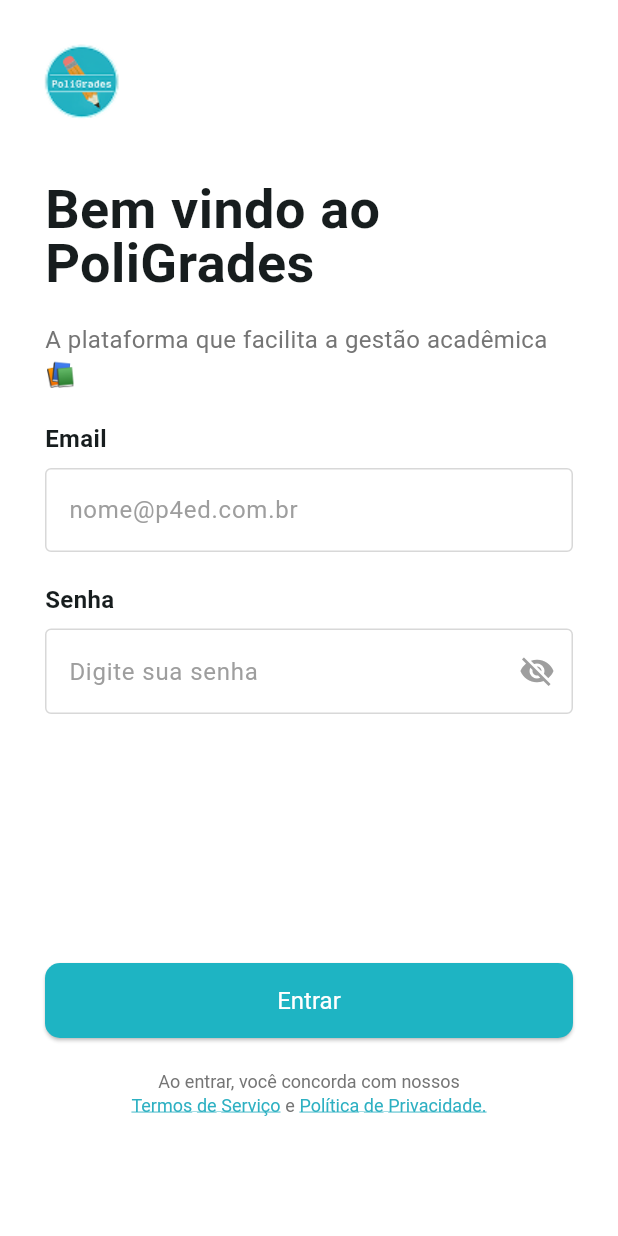
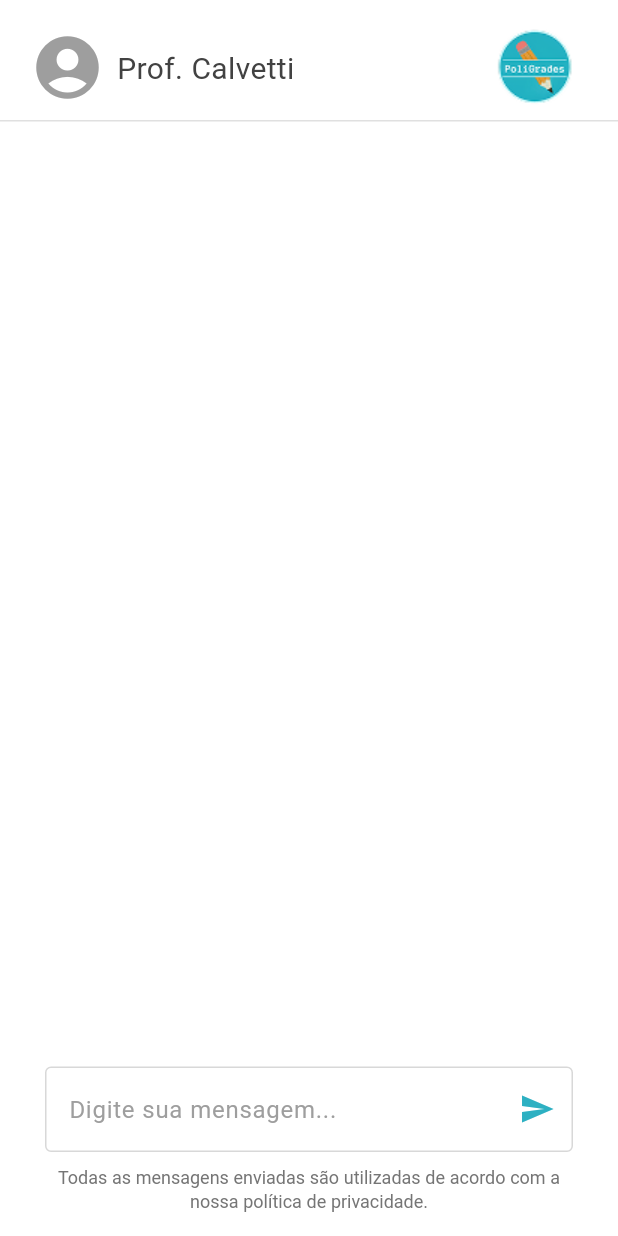
Before and after one commit to PoliGrades/Frontend, a Flutter app: the screen it shows after launch, on a phone screen of 412 x 824 dp. Run offline on Flutter 3.47's test engine with Material 3 defaults, Android fonts, the phone set to English and light mode, and no system bars; our stand-ins replace fl_chart, google_fonts, syncfusion_flutter_calendar; missing offline and left inert: syncfusion_localizations.

Commit message:
feat(chat_screen): create chat screen

```diff
--- a/lib/main.dart
+++ b/lib/main.dart
@@ -1,6 +1,7 @@
 import 'package:flutter/material.dart';
 import 'package:flutter_localizations/flutter_localizations.dart';
 import 'package:google_fonts/google_fonts.dart';
+import 'package:polieats_frontend/src/chat_screen.dart';
 import 'package:polieats_frontend/src/login_screen.dart';
 import 'package:syncfusion_localizations/syncfusion_localizations.dart';
 
@@ -17,6 +18,7 @@ class MyApp extends StatelessWidget {
 
     return MaterialApp(
       title: 'PoliGrades',
+      debugShowCheckedModeBanner: false,
       locale: const Locale('pt', 'BR'),
       localizationsDelegates: const [
         GlobalMaterialLocalizations.delegate,
@@ -31,7 +33,7 @@ class MyApp extends StatelessWidget {
         ),
         fontFamily: GoogleFonts.leagueSpartan().fontFamily,
       ),
-      home: LoginScreen(),
+      home: const ChatScreen(),
     );
   }
 }
--- /dev/null
+++ b/lib/src/chat_screen.dart
@@ -0,0 +1,333 @@
+import 'package:flutter/gestures.dart';
+import 'package:flutter/material.dart';
+import 'package:google_fonts/google_fonts.dart';
+import 'package:polieats_frontend/src/home_screen.dart';
+import 'package:polieats_frontend/src/privacy_policy_screen.dart';
+import 'package:polieats_frontend/src/widgets/button.dart';
+import 'package:polieats_frontend/src/widgets/input_with_title/InputWithTitle.dart';
+
+class ChatScreen extends StatefulWidget {
+  const ChatScreen({super.key});
+
+  @override
+  _ChatScreenState createState() => _ChatScreenState();
+}
+
+class _ChatScreenState extends State<ChatScreen> {
+  @override
+  Widget build(BuildContext context) {
+    final size = MediaQuery.of(context).size;
+
+    return Scaffold(
+      backgroundColor: Colors.white,
+      body: LayoutBuilder(
+        builder: (context, constraints) {
+          if (constraints.maxWidth >= 800) {
+            return const DesktopChatScreen();
+          } else {
+            return const MobileChatScreen();
+          }
+        },
+      ),
+    );
+  }
+}
+
+class DesktopChatScreen extends StatelessWidget {
+  const DesktopChatScreen({super.key});
+
+  @override
+  Widget build(BuildContext context) {
+    final size = MediaQuery.of(context).size;
+
+    return SafeArea(
+      child: Stack(
+        alignment: Alignment.center,
+        children: [
+          // logo moved to top-right and enlarged
+          Positioned(
+            top: 20,
+            right: 20,
+            child: Image.asset('assets/images/logo.png', width: 90, height: 90),
+          ),
+          Positioned(
+            bottom: 0,
+            left: 0,
+            child: Row(
+              mainAxisSize: MainAxisSize.min,
+              children: [
+                Image.asset('assets/images/shape_3.png', scale: 0.9),
+                const SizedBox(width: 12),
+                // pessoa ícone colocado aqui
+                Icon(Icons.person, size: 36, color: Colors.grey[700]),
+              ],
+            ),
+          ),
+          SizedBox(
+            width: size.width,
+            height: size.height,
+            child: Padding(
+              padding: EdgeInsetsDirectional.only(
+                top: 200,
+                start: 60,
+                end: 60,
+                bottom: 80,
+              ),
+              child: SizedBox(
+                width: size.width,
+                height: size.height,
+                child: Row(
+                  mainAxisAlignment: MainAxisAlignment.center,
+                  crossAxisAlignment: CrossAxisAlignment.start,
+                  children: [
+                    Expanded(
+                      child: Column(
+                        crossAxisAlignment: CrossAxisAlignment.start,
+                        children: [
+                          Text(
+                            'Bem vindo ao\nPoliGrades',
+                            style: GoogleFonts.leagueSpartan(
+                              height: 1,
+                              fontSize: 52,
+                              fontWeight: FontWeight.bold,
+                            ),
+                          ),
+                          Container(
+                            margin: const EdgeInsets.only(top: 20),
+                            child: Text(
+                              'A plataforma que facilita a gestão acadêmica 📚',
+                              style: GoogleFonts.leagueSpartan(
+                                fontSize: 24,
+                                color: Colors.grey[600],
+                              ),
+                            ),
+                          ),
+                        ],
+                      ),
+                    ),
+                    const SizedBox(width: 50),
+                    SizedBox(
+                      width: 450,
+                      child: Column(
+                        mainAxisAlignment: MainAxisAlignment.start,
+                        crossAxisAlignment: CrossAxisAlignment.stretch,
+                        children: [
+                          InputWithTile(
+                            title: '',
+                            hintText: 'Digite sua senha',
+                            onChanged: (value) {
+                              // Handle password change
+                            },
+                            isPassword: true,
+                          ),
+                          const SizedBox(height: 20),
+                          Button(
+                            text: 'Entrar',
+                            onPressed: () {
+                              Navigator.push(
+                                context,
+                                MaterialPageRoute(
+                                  builder: (context) => HomeScreen(),
+                                ),
+                              );
+                            },
+                          ),
+                          const SizedBox(height: 20),
+                          Center(
+                            child: RichText(
+                              textAlign: TextAlign.center,
+                              text: TextSpan(
+                                children: [
+                                  TextSpan(
+                                    text:
+                                        'Todas as mensagens enviadas são utilizadas de acordo com a nossa Política ',
+                                    style: GoogleFonts.leagueSpartan(
+                                      fontSize: 16,
+                                      color: Colors.grey[600],
+                                    ),
+                                  ),
+                                  TextSpan(
+                                    text: 'Termos de Serviço',
+                                    style: GoogleFonts.leagueSpartan(
+                                      fontSize: 16,
+                                      color: Color.fromARGB(255, 45, 176, 194),
+                                      decoration: TextDecoration.underline,
+                                    ),
+                                    recognizer: TapGestureRecognizer()
+                                      ..onTap = () {
+                                        Navigator.push(
+                                          context,
+                                          MaterialPageRoute(
+                                            builder: (context) =>
+                                                PrivacyPolicyScreen(),
+                                          ),
+                                        );
+                                      },
+                                  ),
+                                  TextSpan(
+                                    text: ' e ',
+                                    style: GoogleFonts.leagueSpartan(
+                                      fontSize: 16,
+                                      color: Colors.grey[600],
+                                    ),
+                                  ),
+                                  TextSpan(
+                                    text: 'Política de Privacidade.',
+                                    style: GoogleFonts.leagueSpartan(
+                                      fontSize: 16,
+                                      color: Color.fromARGB(255, 45, 176, 194),
+                                      decoration: TextDecoration.underline,
+                                    ),
+                                    recognizer: TapGestureRecognizer()
+                                      ..onTap = () {
+                                        Navigator.push(
+                                          context,
+                                          MaterialPageRoute(
+                                            builder: (context) =>
+                                                PrivacyPolicyScreen(),
+                                          ),
+                                        );
+                                      },
+                                  ),
+                                ],
+                              ),
+                            ),
+                          ),
+                        ],
+                      ),
+                    ),
+                  ],
+                ),
+              ),
+            ),
+          ),
+        ],
+      ),
+    );
+  }
+}
+
+class MobileChatScreen extends StatelessWidget {
+  const MobileChatScreen({super.key});
+
+  @override
+  Widget build(BuildContext context) {
+    final size = MediaQuery.of(context).size;
+
+    return SafeArea(
+      child: Stack(
+        alignment: Alignment.center,
+        children: [
+          Positioned(
+            top: 20,
+            left: 20,
+            child: Row(
+              mainAxisSize: MainAxisSize.min,
+              children: [
+                const Icon(Icons.account_circle, size: 50, color: Colors.grey),
+                const SizedBox(width: 8),
+                Text(
+                  'Prof. Calvetti',
+                  style: GoogleFonts.leagueSpartan(
+                    height: 1,
+                    fontSize: 20,
+                    color: Colors.grey[800],
+                  ),
+                ),
+                const SizedBox(width: 12),
+              ],
+            ),
+          ),
+          Positioned(
+            top: 80,
+            left: 0,
+            right: 0,
+            child: Container(height: 1, color: Colors.grey[300]),
+          ),
+          Positioned(
+            top: 0,
+            right: 10,
+            child: Image.asset('assets/images/logo.png', width: 90, height: 90),
+          ),
+          SizedBox(
+            width: size.width,
+            child: Padding(
+              padding: EdgeInsetsDirectional.only(
+                top: 35,
+                start: 30,
+                end: 30,
+                bottom: MediaQuery.of(context).viewInsets.bottom + 16,
+              ),
+              child: Column(
+                crossAxisAlignment: CrossAxisAlignment.start,
+                children: [
+                  const Spacer(),
+                  Column(
+                    crossAxisAlignment: CrossAxisAlignment.stretch,
+                    children: [
+                      Row(
+                        children: [
+                          Expanded(
+                            child: Stack(
+                              alignment: Alignment.centerRight,
+                              children: [
+                                Padding(
+                                  padding: EdgeInsets.zero,
+                                  child: InputWithTile(
+                                    title: '',
+                                    hintText: 'Digite sua mensagem...',
+                                    onChanged: (value) {},
+                                    // reduce bottom spacing for mobile
+                                    bottomMargin: 4,
+                                    suffixIcon: IconButton(
+                                      tooltip: 'Enviar',
+                                      icon: const Icon(
+                                        Icons.send,
+                                        size: 24,
+                                        color: Color.fromARGB(
+                                          255,
+                                          45,
+                                          176,
+                                          194,
+                                        ),
+                                      ),
+                                      onPressed: () {
+                                        // ação ao pressionar o ícone
+                                      },
+                                    ),
+                                  ),
+                                ),
+                              ],
+                            ),
+                          ),
+                        ],
+                      ),
+                      const SizedBox(height: 4),
+                      Center(
+                        child: RichText(
+                          textAlign: TextAlign.center,
+                          text: TextSpan(
+                            children: [
+                              TextSpan(
+                                text:
+                                    'Todas as mensagens enviadas são utilizadas de acordo com a nossa política de privacidade.',
+                                style: GoogleFonts.leagueSpartan(
+                                  fontSize: 12,
+                                  color: Colors.grey[600],
+                                ),
+                              ),
+                            ],
+                          ),
+                        ),
+                      ),
+                    ],
+                  ),
+                ],
+              ),
+            ),
+          ),
+        ],
+      ),
+    );
+  }
+}
--- a/lib/src/widgets/input_with_title/InputWithTitle.dart
+++ b/lib/src/widgets/input_with_title/InputWithTitle.dart
@@ -1,11 +1,15 @@
 import 'package:flutter/material.dart';
 
 class InputWithTile extends StatefulWidget {
-  const InputWithTile({super.key,
+  const InputWithTile({
+    super.key,
     required this.title,
     required this.hintText,
     required this.onChanged,
     this.isPassword = false,
+    this.suffixIcon,
+    this.prefixIcon,
+    this.bottomMargin = 20,
   });
 
   final String title;
@@ -14,6 +18,10 @@ class InputWithTile extends StatefulWidget {
   final Function(String) onChanged;
   // obscureText boolean
   final bool isPassword;
+  final Widget? suffixIcon;
+  final Widget? prefixIcon;
+  // bottom margin for the whole widget (allow mobile to reduce gap)
+  final double bottomMargin;
 
   @override
   _InputWithTileState createState() => _InputWithTileState();
@@ -25,28 +33,26 @@ class _InputWithTileState extends State<InputWithTile> {
   @override
   Widget build(BuildContext context) {
     return Container(
-      margin: const EdgeInsets.only(bottom: 20),
+      margin: EdgeInsets.only(bottom: widget.bottomMargin),
       child: Column(
         crossAxisAlignment: CrossAxisAlignment.start,
         children: [
           Text(
             widget.title,
-            style: const TextStyle(
-              fontSize: 16,
-              fontWeight: FontWeight.bold,
-            ),
+            style: const TextStyle(fontSize: 16, fontWeight: FontWeight.bold),
           ),
           const SizedBox(height: 8),
           TextField(
             onChanged: widget.onChanged,
-            style: const TextStyle(
-              fontSize: 16,
-            ),
+            style: const TextStyle(fontSize: 16),
             obscureText: widget.isPassword && !_isVisible,
             enableSuggestions: !widget.isPassword,
             autocorrect: !widget.isPassword,
             decoration: InputDecoration(
-              suffixIcon: widget.isPassword ? IconButton(
+              suffixIcon:
+                  widget.suffixIcon ??
+                  (widget.isPassword
+                      ? IconButton(
                           onPressed: () {
                             setState(() {
                               // Toggle password visibility
@@ -54,19 +60,27 @@ class _InputWithTileState extends State<InputWithTile> {
                             });
                           },
                           icon: Icon(
-                  _isVisible ? Icons.visibility : Icons.visibility_off,
+                            _isVisible
+                                ? Icons.visibility
+                                : Icons.visibility_off,
                             color: Colors.grey,
                           ),
-              ) : null,
+                        )
+                      : null),
+              prefixIcon: widget.prefixIcon,
               hintText: widget.hintText,
-              hintStyle: const TextStyle(
-                color: Colors.grey,
+              hintStyle: const TextStyle(color: Colors.grey),
+              border: const OutlineInputBorder(
+                borderSide: BorderSide(
+                  color: Color.fromARGB(255, 216, 216, 216),
+                  width: 1.0,
                 ),
-              border: const OutlineInputBorder(
-                borderSide: BorderSide(color: Color.fromARGB(255, 216, 216, 216), width: 1.0),
               ),
               enabledBorder: const OutlineInputBorder(
-                borderSide: BorderSide(color: Color.fromARGB(255, 216, 216, 216), width: 1.0),
+                borderSide: BorderSide(
+                  color: Color.fromARGB(255, 216, 216, 216),
+                  width: 1.0,
+                ),
               ),
               focusedBorder: const OutlineInputBorder(
                 borderSide: BorderSide(color: Colors.blue, width: 2.0),
```
Lines whose indentation alone changed are shown as unchanged.
